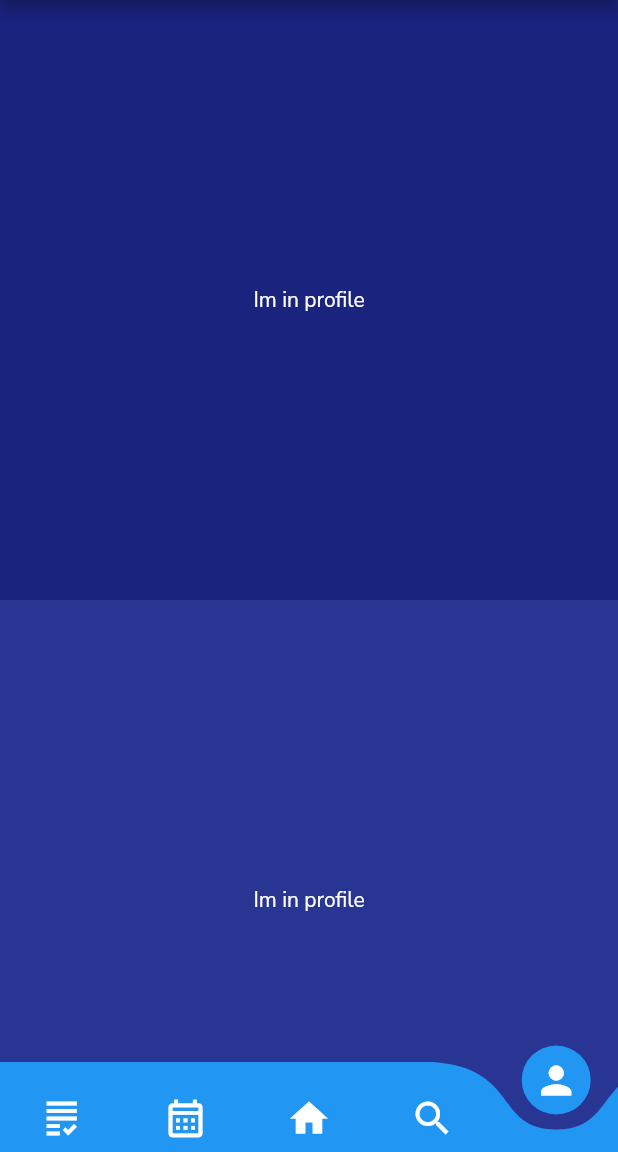
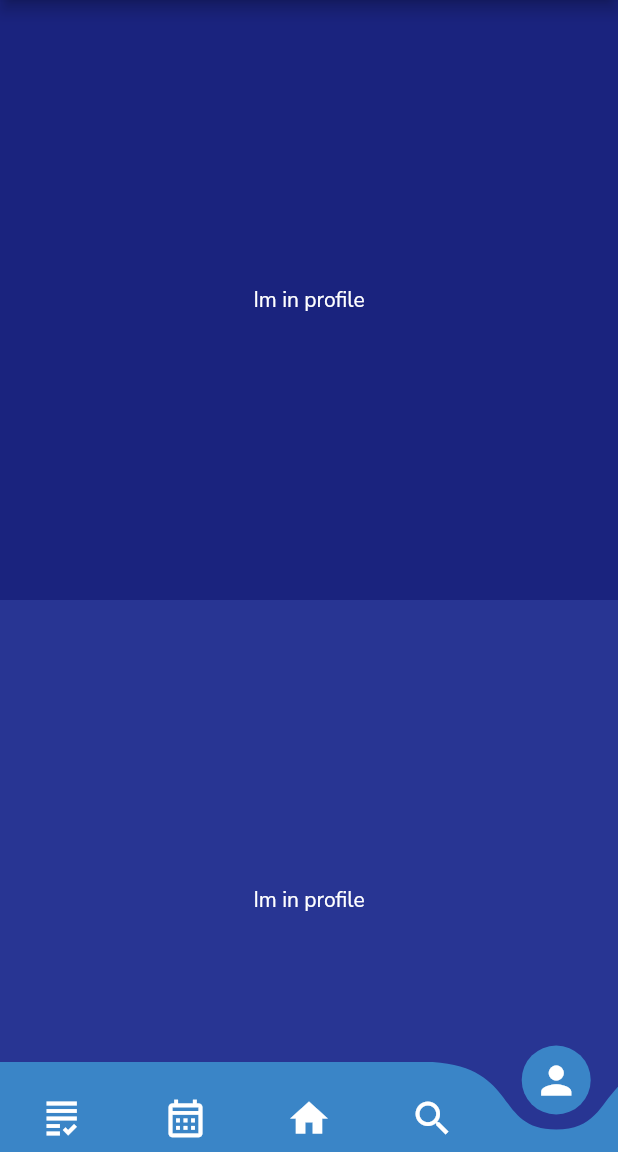
Before and after one commit to AIMS-UN/mobile_app, a Flutter app: the Menu screen opened by its route, item 5 of the bottom bar chosen, on a phone screen of 412 x 824 dp, the part 84-1236 px from its top. Run offline on Flutter 3.47's test engine with Material 2 defaults, Android fonts, the light colour scheme and no system bars; drawn by our look-alikes of curved_navigation_bar.

Commit message:
fix: :bug: change primary color scheme

```diff
--- a/lib/themes/light.dart
+++ b/lib/themes/light.dart
@@ -2,7 +2,7 @@ import 'package:flutter/material.dart';
 
 final ThemeData ktdLight = ThemeData(
   colorScheme: const ColorScheme(
-    primary: Color(0xFF6200EE),
+    primary: Color(0xff3a85c7),
     secondary: Color(0xFF03DAC6),
     surface: Color(0xFFFFFFFF),
     background: Color(0xFFFFFFFF),
--- a/lib/views/auth/login_view.dart
+++ b/lib/views/auth/login_view.dart
@@ -1,6 +1,5 @@
 import 'package:flutter/material.dart';
 
-import '/widgets/background.dart';
 import '/layouts/auth_form.dart';
 import '/services/auth.dart' as auth;
 import '/shared/form/form_helpers.dart';
--- a/lib/views/menu_view.dart
+++ b/lib/views/menu_view.dart
@@ -70,7 +70,7 @@ class _MenuState extends State<Menu> {
       bottomNavigationBar: CurvedNavigationBar(
         items: items,
         // color: const Color(0xff3a85c7),
-        color: Theme.of(context).primaryColor,
+        color: Theme.of(context).colorScheme.primary,
         backgroundColor: Colors.transparent,
         index: numpage,
         onTap: onPage,
```
